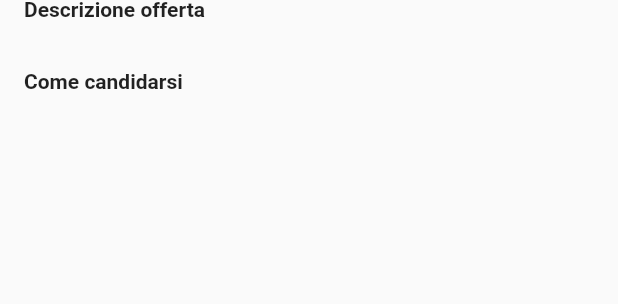
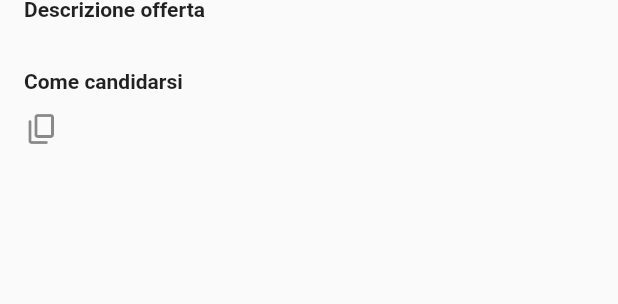
Before and after one commit to androidan/offertelavoroflutterapp, a Flutter app: the JobSlidingPanelOverview widget shown alone on an empty page, opened directly with empty values, on a phone screen of 412 x 824 dp. Shown: the part 292-596 px from the top of the screen. Run offline on Flutter 3.47's test engine with Material 2 defaults, Android fonts, the phone set to English and light mode, and no system bars; drawn by our look-alikes of auto_size_text; our stand-ins replace auto_route, bloc, equatable, flutter_bloc, flutter_offline, hydrated_bloc and 5 more; accounts and stored records are empty; network calls fail.

```diff
--- a/lib/widgets/job_sliding_panel_overview.dart
+++ b/lib/widgets/job_sliding_panel_overview.dart
@@ -287,10 +287,15 @@ class _JobSlidingPanelOverviewState extends State<JobSlidingPanelOverview> {
                       );
                       ScaffoldMessenger.of(context).showSnackBar(snackBar);
                     },
-                    child: Text(
-                      widget.annuncioModel.comeCandidarsi,
-                      style: TextStyle(),
-                      softWrap: true,
+                    child: ListTile(
+                      dense: true,
+                      contentPadding: EdgeInsets.only(right: 8),
+                      title: Text(
+                        widget.annuncioModel.comeCandidarsi,
+                        style: TextStyle(
+                            fontSize: 13, color: Colors.blue.shade700),
+                      ),
+                      leading: Icon(Icons.content_copy_rounded),
                     ),
                   ),
                 ),
```
Also changed, not shown: lib/util/trasform_to_url.dart (+4 -9 lines), lib/widgets/job_freelance_slinding_panel_overview.dart (+12 -8 lines).
